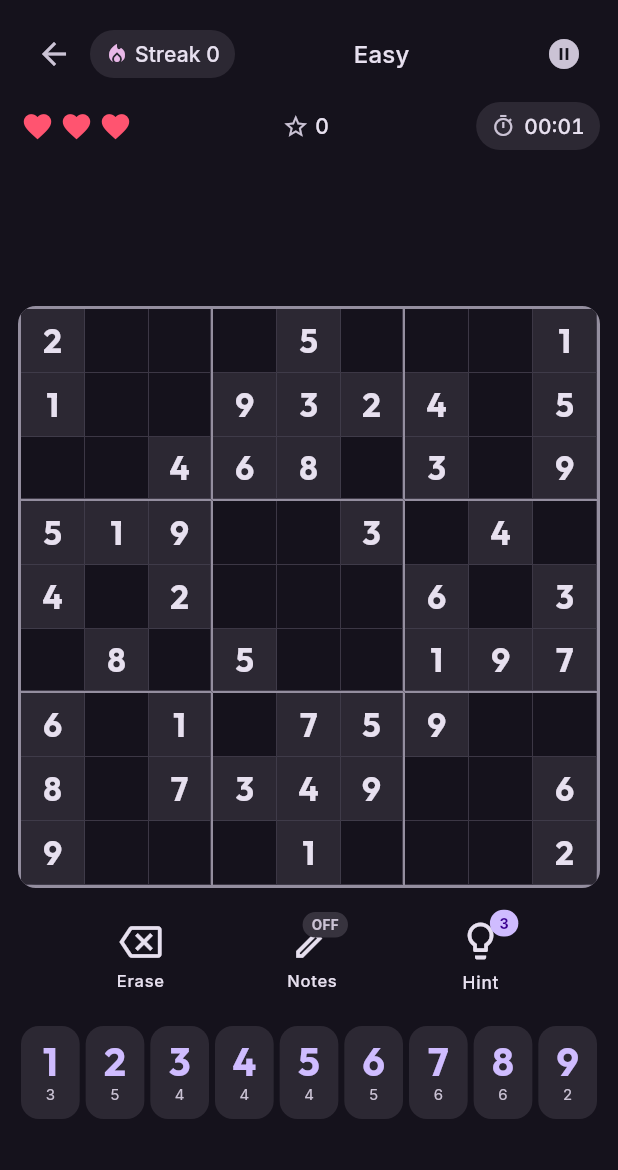
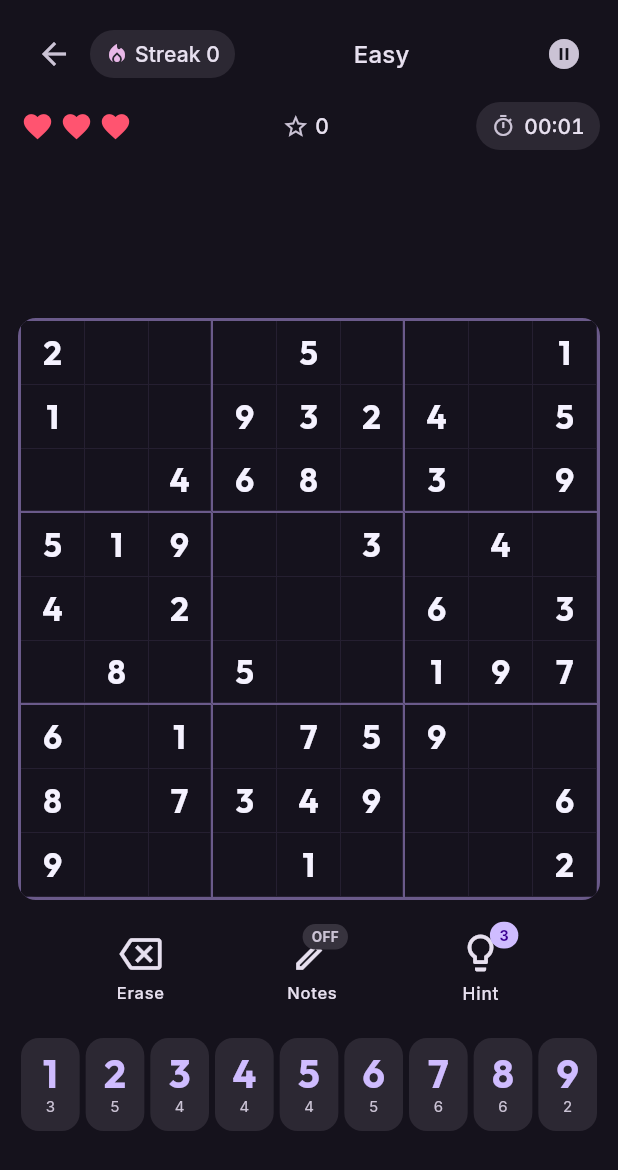
Before and after one commit to BradHeff/HeffelHoff-Sudoku, a Flutter app: the screen it shows after launch, after a tap on an icon or button, on a phone screen of 412 x 824 dp. Shown: the top 1170 px of the screen. Run offline on Flutter 3.47's test engine with Material 3 defaults, Android fonts, the phone set to English and light mode, and no system bars; drawn by our look-alikes of flutter_animate; our stand-ins replace confetti, flutter_riverpod, go_router, google_fonts, supabase_flutter; accounts and stored records are empty.

Commit message:
Fix board contrast: distinct cell highlights, no checkerboard, calmer banner
Three readability problems from the deployed build:

1. Selected / same-digit / peer cell highlights collapsed into
   near-identical greys on the dark scheme. Tapping a digit barely
   showed where the matching cells were.
2. Given clues had a slightly lighter background than empty cells,
   producing a "speckled" board.
3. Peer-solve banner used scheme.primary (loud violet) with pink
   "—%" text on top — poor contrast and visually heavy.

Fix: add explicit cell-state tokens to AppPalette and bypass the
auto-derived ColorScheme tonal palette for cell surfaces. Hierarchy:

  wrong (deep red) > selected (full primary violet) >
  sameDigit (mid-dark violet, distinct hue from selected) >
  peer (subtle wash, slightly above board surface) >
  cellSurface (uniform near-black, applied to BOTH given and
  empty cells — distinguish givens by font weight only).

Same-digit text is now bold for extra pop. Banner switches to a
surface container with a 35%-alpha primary border and primary-
colored "%" text on neutral background — much calmer.

```diff
--- a/lib/core/theme/app_colors.dart
+++ b/lib/core/theme/app_colors.dart
@@ -2,7 +2,19 @@
 
 /// Custom theme extension for game-specific tokens that don't map cleanly
 /// to a Material 3 ColorScheme role: podium frames, life heart, IQ-genius
-/// gradient, and the persistent particle layer's tint palette.
+/// gradient, the persistent particle palette, and — most importantly —
+/// hand-tuned Sudoku cell-state surface + foreground colors.
+///
+/// We deliberately bypass `ColorScheme.surfaceContainerLow/High/...` for
+/// cell states because the auto-generated tonal palette is too subtle on
+/// dark themes — selected/peer/same-digit shades all collapse into
+/// near-identical greys. The tokens below are picked manually for clear
+/// visual hierarchy:
+///
+///   wrong > selected  >  sameDigit  >  peer  >  surface
+///
+/// Givens and empty cells share the same surface (distinguished only by
+/// font weight) to avoid a "checkerboard" speckle effect on the board.
 class AppPalette extends ThemeExtension<AppPalette> {
   const AppPalette({
     required this.goldFrame,
@@ -12,6 +24,18 @@
     required this.lifeRedFaded,
     required this.iqGenius,
     required this.particleTints,
+    required this.cellSurface,
+    required this.cellPeer,
+    required this.cellSameDigit,
+    required this.cellSelected,
+    required this.cellSelectedFg,
+    required this.cellWrong,
+    required this.cellWrongFg,
+    required this.cellGivenDigit,
+    required this.cellUserDigit,
+    required this.cellSameDigitFg,
+    required this.boardLine,
+    required this.boardLineThick,
   });
 
   final List<Color> goldFrame;
@@ -21,6 +45,43 @@
   final Color lifeRedFaded;
   final List<Color> iqGenius;
   final List<Color> particleTints;
+
+  /// Default board cell background (used for both empty and given cells).
+  final Color cellSurface;
+
+  /// Wash applied to all cells in the same row, column, or 3×3 box as
+  /// the selected cell. Subtle but visibly different from [cellSurface].
+  final Color cellPeer;
+
+  /// Background for cells whose value matches the selected cell's value.
+  /// Stronger than [cellPeer], a different hue from [cellSelected] so
+  /// the two states are unambiguously distinct.
+  final Color cellSameDigit;
+
+  /// The currently-focused cell. Loudest non-error state.
+  final Color cellSelected;
+
+  /// Digit colour on a [cellSelected] background.
+  final Color cellSelectedFg;
+
+  /// Wrong-entry cell.
+  final Color cellWrong;
+  final Color cellWrongFg;
+
+  /// Original puzzle clues (immutable, bold).
+  final Color cellGivenDigit;
+
+  /// Player-placed correct digits.
+  final Color cellUserDigit;
+
+  /// Digit colour when the cell is part of the same-digit highlight.
+  final Color cellSameDigitFg;
+
+  /// Thin lines between cells.
+  final Color boardLine;
+
+  /// Thick lines between 3×3 boxes.
+  final Color boardLineThick;
 
   static const dark = AppPalette(
     goldFrame: [Color(0xFFFFD700), Color(0xFFFFA500)],
@@ -37,6 +98,18 @@
       Color(0xFFFFFFFF),
       Color(0xFF00E5FF),
     ],
+    cellSurface: Color(0xFF15121D),
+    cellPeer: Color(0xFF231C36),
+    cellSameDigit: Color(0xFF3F2A6E),
+    cellSelected: Color(0xFF7C4DFF),
+    cellSelectedFg: Color(0xFFFFFFFF),
+    cellWrong: Color(0xFF5C1F2E),
+    cellWrongFg: Color(0xFFFFB4BF),
+    cellGivenDigit: Color(0xFFF5F2FF),
+    cellUserDigit: Color(0xFFCBB5FF),
+    cellSameDigitFg: Color(0xFFFFFFFF),
+    boardLine: Color(0xFF2A2438),
+    boardLineThick: Color(0xFF6A5A8A),
   );
 
   static const light = AppPalette(
@@ -54,6 +127,18 @@
       Color(0xFFFFFFFF),
       Color(0xFF00BCD4),
     ],
+    cellSurface: Color(0xFFFBFAFF),
+    cellPeer: Color(0xFFEDE6FA),
+    cellSameDigit: Color(0xFFC9B5F2),
+    cellSelected: Color(0xFF6750A4),
+    cellSelectedFg: Color(0xFFFFFFFF),
+    cellWrong: Color(0xFFFFD8E0),
+    cellWrongFg: Color(0xFF8B0028),
+    cellGivenDigit: Color(0xFF1A1A2E),
+    cellUserDigit: Color(0xFF6750A4),
+    cellSameDigitFg: Color(0xFF1A1A2E),
+    boardLine: Color(0xFFD8D2E8),
+    boardLineThick: Color(0xFF7B6FA0),
   );
 
   @override
@@ -65,6 +150,18 @@
     Color? lifeRedFaded,
     List<Color>? iqGenius,
     List<Color>? particleTints,
+    Color? cellSurface,
+    Color? cellPeer,
+    Color? cellSameDigit,
+    Color? cellSelected,
+    Color? cellSelectedFg,
+    Color? cellWrong,
+    Color? cellWrongFg,
+    Color? cellGivenDigit,
+    Color? cellUserDigit,
+    Color? cellSameDigitFg,
+    Color? boardLine,
+    Color? boardLineThick,
   }) {
     return AppPalette(
       goldFrame: goldFrame ?? this.goldFrame,
@@ -74,6 +171,18 @@
       lifeRedFaded: lifeRedFaded ?? this.lifeRedFaded,
       iqGenius: iqGenius ?? this.iqGenius,
       particleTints: particleTints ?? this.particleTints,
+      cellSurface: cellSurface ?? this.cellSurface,
+      cellPeer: cellPeer ?? this.cellPeer,
+      cellSameDigit: cellSameDigit ?? this.cellSameDigit,
+      cellSelected: cellSelected ?? this.cellSelected,
+      cellSelectedFg: cellSelectedFg ?? this.cellSelectedFg,
+      cellWrong: cellWrong ?? this.cellWrong,
+      cellWrongFg: cellWrongFg ?? this.cellWrongFg,
+      cellGivenDigit: cellGivenDigit ?? this.cellGivenDigit,
+      cellUserDigit: cellUserDigit ?? this.cellUserDigit,
+      cellSameDigitFg: cellSameDigitFg ?? this.cellSameDigitFg,
+      boardLine: boardLine ?? this.boardLine,
+      boardLineThick: boardLineThick ?? this.boardLineThick,
     );
   }
 
@@ -88,6 +197,18 @@
       lifeRedFaded: Color.lerp(lifeRedFaded, other.lifeRedFaded, t)!,
       iqGenius: _lerpList(iqGenius, other.iqGenius, t),
       particleTints: _lerpList(particleTints, other.particleTints, t),
+      cellSurface: Color.lerp(cellSurface, other.cellSurface, t)!,
+      cellPeer: Color.lerp(cellPeer, other.cellPeer, t)!,
+      cellSameDigit: Color.lerp(cellSameDigit, other.cellSameDigit, t)!,
+      cellSelected: Color.lerp(cellSelected, other.cellSelected, t)!,
+      cellSelectedFg: Color.lerp(cellSelectedFg, other.cellSelectedFg, t)!,
+      cellWrong: Color.lerp(cellWrong, other.cellWrong, t)!,
+      cellWrongFg: Color.lerp(cellWrongFg, other.cellWrongFg, t)!,
+      cellGivenDigit: Color.lerp(cellGivenDigit, other.cellGivenDigit, t)!,
+      cellUserDigit: Color.lerp(cellUserDigit, other.cellUserDigit, t)!,
+      cellSameDigitFg: Color.lerp(cellSameDigitFg, other.cellSameDigitFg, t)!,
+      boardLine: Color.lerp(boardLine, other.boardLine, t)!,
+      boardLineThick: Color.lerp(boardLineThick, other.boardLineThick, t)!,
     );
   }
 
--- a/lib/features/sudoku/presentation/widgets/board_widget.dart
+++ b/lib/features/sudoku/presentation/widgets/board_widget.dart
@@ -1,5 +1,6 @@
 import 'package:flutter/material.dart';
 
+import '../../../../core/theme/app_colors.dart';
 import '../../domain/board.dart';
 import 'cell_widget.dart';
 
@@ -27,7 +28,7 @@
 
   @override
   Widget build(BuildContext context) {
-    final scheme = Theme.of(context).colorScheme;
+    final palette = Theme.of(context).extension<AppPalette>()!;
     final selectedDigit = selected == null
         ? 0
         : board.at(selected!.row, selected!.col).value;
@@ -39,8 +40,8 @@
       aspectRatio: 1,
       child: Container(
         decoration: BoxDecoration(
-          color: scheme.surface,
-          border: Border.all(color: scheme.outline, width: 2),
+          color: palette.cellSurface,
+          border: Border.all(color: palette.boardLineThick, width: 2),
           borderRadius: BorderRadius.circular(12),
         ),
         clipBehavior: Clip.antiAlias,
@@ -56,10 +57,10 @@
                           decoration: BoxDecoration(
                             border: Border(
                               right: c == 2 || c == 5
-                                  ? BorderSide(color: scheme.outline, width: 1.5)
+                                  ? BorderSide(color: palette.boardLineThick, width: 1.5)
                                   : BorderSide.none,
                               bottom: r == 2 || r == 5
-                                  ? BorderSide(color: scheme.outline, width: 1.5)
+                                  ? BorderSide(color: palette.boardLineThick, width: 1.5)
                                   : BorderSide.none,
                             ),
                           ),
--- a/lib/features/sudoku/presentation/widgets/cell_widget.dart
+++ b/lib/features/sudoku/presentation/widgets/cell_widget.dart
@@ -1,6 +1,7 @@
 import 'package:flutter/material.dart';
 import 'package:flutter_animate/flutter_animate.dart';
 
+import '../../../../core/theme/app_colors.dart';
 import '../../../../core/theme/app_text_styles.dart';
 import '../../domain/cell.dart';
 
@@ -33,33 +34,41 @@
 
   @override
   Widget build(BuildContext context) {
+    final palette = Theme.of(context).extension<AppPalette>()!;
     final scheme = Theme.of(context).colorScheme;
 
+    // State priority: wrong > selected > same-digit > peer > base.
+    // Givens and empty cells share [cellSurface] — distinguished only by
+    // font weight + color — so the board doesn't look speckled.
     final Color background;
     if (cell.isWrong) {
-      background = scheme.errorContainer;
+      background = palette.cellWrong;
     } else if (isSelected) {
-      background = scheme.secondaryContainer;
+      background = palette.cellSelected;
     } else if (isSameDigitHighlighted) {
-      background = scheme.tertiaryContainer.withValues(alpha: 0.45);
+      background = palette.cellSameDigit;
     } else if (isPeerHighlighted) {
-      background = scheme.surfaceContainerLow;
-    } else if (cell.isGiven) {
-      background = scheme.surfaceContainerHigh;
+      background = palette.cellPeer;
     } else {
-      background = scheme.surface;
+      background = palette.cellSurface;
     }
 
     final Color digitColor;
     final bool digitBold;
     if (cell.isWrong) {
-      digitColor = scheme.onErrorContainer;
+      digitColor = palette.cellWrongFg;
+      digitBold = true;
+    } else if (isSelected && cell.value != 0) {
+      digitColor = palette.cellSelectedFg;
+      digitBold = true;
+    } else if (isSameDigitHighlighted) {
+      digitColor = palette.cellSameDigitFg;
       digitBold = true;
     } else if (cell.isGiven) {
-      digitColor = scheme.onSurface;
+      digitColor = palette.cellGivenDigit;
       digitBold = true;
     } else {
-      digitColor = scheme.primary;
+      digitColor = palette.cellUserDigit;
       digitBold = false;
     }
 
@@ -81,8 +90,8 @@
       decoration: BoxDecoration(
         color: background,
         border: Border(
-          right: BorderSide(color: scheme.outlineVariant, width: 0.5),
-          bottom: BorderSide(color: scheme.outlineVariant, width: 0.5),
+          right: BorderSide(color: palette.boardLine, width: 0.5),
+          bottom: BorderSide(color: palette.boardLine, width: 0.5),
         ),
       ),
       alignment: Alignment.center,
--- a/lib/features/sudoku/presentation/widgets/peer_solve_banner.dart
+++ b/lib/features/sudoku/presentation/widgets/peer_solve_banner.dart
@@ -24,25 +24,31 @@
 
     return Container(
       width: double.infinity,
-      padding: const EdgeInsets.symmetric(horizontal: 16, vertical: 12),
+      padding: const EdgeInsets.symmetric(horizontal: 16, vertical: 14),
       decoration: BoxDecoration(
-        color: scheme.primary,
+        color: scheme.surfaceContainerHigh,
         borderRadius: BorderRadius.circular(14),
+        border: Border.all(
+          color: scheme.primary.withValues(alpha: 0.35),
+          width: 1,
+        ),
       ),
       child: Column(
         children: [
           Text(
             '$pct%',
             style: text.headlineMedium?.copyWith(
-              color: scheme.tertiary,
+              color: scheme.primary,
               fontWeight: FontWeight.w800,
+              letterSpacing: -0.5,
             ),
           ),
+          const SizedBox(height: 2),
           Text(
             solveRatePercent == null
                 ? 'Be one of the first to solve this puzzle'
                 : 'of players have solved this puzzle',
-            style: text.bodyMedium?.copyWith(color: scheme.onPrimary),
+            style: text.bodyMedium?.copyWith(color: scheme.onSurfaceVariant),
             textAlign: TextAlign.center,
           ),
         ],
```
